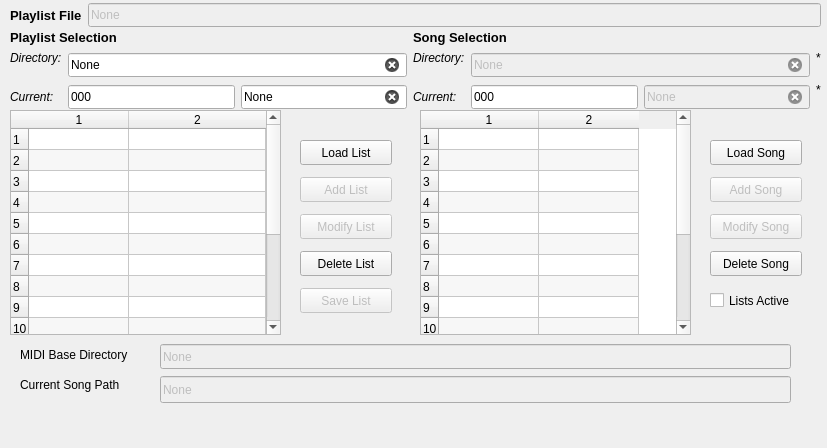
This is seq_qt5/forms/qplaylistframe.ui in ahlstromcj/seq66 as Qt 5 draws it before an edit. The edited form follows.
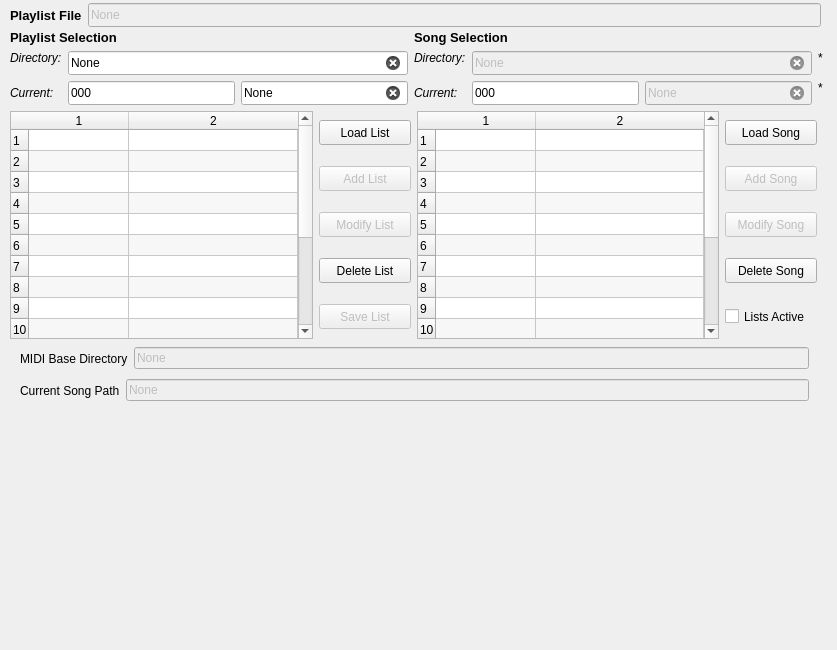
This is the edited form.

Commit message: Partial fixes for issue #82 horizontal scaling.

```diff
--- a/seq_qt5/forms/qplaylistframe.ui
+++ b/seq_qt5/forms/qplaylistframe.ui
@@ -6,120 +6,13 @@
    <rect>
     <x>0</x>
     <y>0</y>
-    <width>827</width>
-    <height>448</height>
+    <width>837</width>
+    <height>650</height>
    </rect>
   </property>
   <property name="windowTitle">
    <string>Frame</string>
   </property>
-  <widget class="QTableWidget" name="tablePlaylistSections">
-   <property name="geometry">
-    <rect>
-     <x>10</x>
-     <y>110</y>
-     <width>271</width>
-     <height>225</height>
-    </rect>
-   </property>
-   <property name="toolTip">
-    <string>Shows existing play-lists read from the play-list file.</string>
-   </property>
-   <property name="statusTip">
-    <string/>
-   </property>
-   <property name="sizeAdjustPolicy">
-    <enum>QAbstractScrollArea::AdjustToContentsOnFirstShow</enum>
-   </property>
-   <property name="alternatingRowColors">
-    <bool>true</bool>
-   </property>
-   <property name="rowCount">
-    <number>16</number>
-   </property>
-   <property name="columnCount">
-    <number>2</number>
-   </property>
-   <attribute name="horizontalHeaderStretchLastSection">
-    <bool>true</bool>
-   </attribute>
-   <attribute name="verticalHeaderDefaultSectionSize">
-    <number>21</number>
-   </attribute>
-   <attribute name="verticalHeaderMinimumSectionSize">
-    <number>18</number>
-   </attribute>
-   <row/>
-   <row/>
-   <row/>
-   <row/>
-   <row/>
-   <row/>
-   <row/>
-   <row/>
-   <row/>
-   <row/>
-   <row/>
-   <row/>
-   <row/>
-   <row/>
-   <row/>
-   <row/>
-   <column/>
-   <column/>
-  </widget>
-  <widget class="QTableWidget" name="tablePlaylistSongs">
-   <property name="geometry">
-    <rect>
-     <x>420</x>
-     <y>110</y>
-     <width>271</width>
-     <height>225</height>
-    </rect>
-   </property>
-   <property name="toolTip">
-    <string>Shows MIDI tunes in the currently-selected play-list.</string>
-   </property>
-   <property name="sizeAdjustPolicy">
-    <enum>QAbstractScrollArea::AdjustToContentsOnFirstShow</enum>
-   </property>
-   <property name="alternatingRowColors">
-    <bool>true</bool>
-   </property>
-   <property name="rowCount">
-    <number>16</number>
-   </property>
-   <property name="columnCount">
-    <number>2</number>
-   </property>
-   <attribute name="verticalHeaderDefaultSectionSize">
-    <number>21</number>
-   </attribute>
-   <attribute name="verticalHeaderMinimumSectionSize">
-    <number>18</number>
-   </attribute>
-   <attribute name="verticalHeaderStretchLastSection">
-    <bool>true</bool>
-   </attribute>
-   <row/>
-   <row/>
-   <row/>
-   <row/>
-   <row/>
-   <row/>
-   <row/>
-   <row/>
-   <row/>
-   <row/>
-   <row/>
-   <row/>
-   <row/>
-   <row/>
-   <row/>
-   <row/>
-   <column/>
-   <column/>
-  </widget>
   <widget class="QWidget" name="layoutWidget">
    <property name="geometry">
     <rect>
@@ -175,321 +68,28 @@
     </item>
    </layout>
   </widget>
-  <widget class="QWidget" name="layoutWidget_1">
+  <widget class="QWidget" name="">
    <property name="geometry">
     <rect>
-     <x>300</x>
-     <y>140</y>
-     <width>101</width>
-     <height>175</height>
+     <x>20</x>
+     <y>344</y>
+     <width>789</width>
+     <height>29</height>
     </rect>
    </property>
-   <layout class="QVBoxLayout" name="verticalLayout">
-    <property name="spacing">
-     <number>12</number>
-    </property>
+   <layout class="QHBoxLayout" name="horizontalLayout_2">
     <item>
-     <widget class="QPushButton" name="buttonPlaylistLoad">
-      <property name="enabled">
-       <bool>true</bool>
-      </property>
-      <property name="sizePolicy">
-       <sizepolicy hsizetype="Expanding" vsizetype="Fixed">
-        <horstretch>0</horstretch>
-        <verstretch>0</verstretch>
-       </sizepolicy>
-      </property>
-      <property name="minimumSize">
-       <size>
-        <width>92</width>
-        <height>25</height>
-       </size>
-      </property>
-      <property name="maximumSize">
-       <size>
-        <width>92</width>
-        <height>25</height>
-       </size>
-      </property>
-      <property name="toolTip">
-       <string>Opens a dialog to select and open a play-list file.</string>
-      </property>
-      <property name="text">
-       <string>Load List</string>
-      </property>
-     </widget>
-    </item>
-    <item>
-     <widget class="QPushButton" name="buttonPlaylistAdd">
-      <property name="enabled">
-       <bool>false</bool>
-      </property>
-      <property name="minimumSize">
-       <size>
-        <width>92</width>
-        <height>25</height>
-       </size>
-      </property>
-      <property name="maximumSize">
-       <size>
-        <width>92</width>
-        <height>25</height>
-       </size>
-      </property>
-      <property name="toolTip">
-       <string>Adds the play-list defined by the 3 text entries above to the
-current play-list set.</string>
-      </property>
-      <property name="text">
-       <string>Add List</string>
-      </property>
-     </widget>
-    </item>
-    <item>
-     <widget class="QPushButton" name="buttonPlaylistModify">
-      <property name="enabled">
-       <bool>false</bool>
-      </property>
-      <property name="minimumSize">
-       <size>
-        <width>92</width>
-        <height>25</height>
-       </size>
-      </property>
-      <property name="maximumSize">
-       <size>
-        <width>92</width>
-        <height>25</height>
-       </size>
-      </property>
-      <property name="toolTip">
-       <string>Update the current list with the 3 editable fields above.</string>
-      </property>
-      <property name="text">
-       <string>Modify List</string>
-      </property>
-     </widget>
-    </item>
-    <item>
-     <widget class="QPushButton" name="buttonPlaylistRemove">
-      <property name="minimumSize">
-       <size>
-        <width>92</width>
-        <height>25</height>
-       </size>
-      </property>
-      <property name="maximumSize">
-       <size>
-        <width>92</width>
-        <height>25</height>
-       </size>
-      </property>
-      <property name="toolTip">
-       <string>To do: Removes the selected playlist from this play-list set.</string>
-      </property>
-      <property name="text">
-       <string>Delete List</string>
-      </property>
-     </widget>
-    </item>
-    <item>
-     <widget class="QPushButton" name="buttonPlaylistSave">
-      <property name="enabled">
-       <bool>false</bool>
-      </property>
-      <property name="minimumSize">
-       <size>
-        <width>92</width>
-        <height>25</height>
-       </size>
-      </property>
-      <property name="maximumSize">
-       <size>
-        <width>92</width>
-        <height>25</height>
-       </size>
-      </property>
-      <property name="toolTip">
-       <string>Saves the current state of the play-lists file, including song
-information.</string>
-      </property>
-      <property name="text">
-       <string>Save List</string>
-      </property>
-     </widget>
-    </item>
-   </layout>
-  </widget>
-  <widget class="QWidget" name="layoutWidget_2">
-   <property name="geometry">
-    <rect>
-     <x>710</x>
-     <y>140</y>
-     <width>111</width>
-     <height>175</height>
-    </rect>
-   </property>
-   <layout class="QVBoxLayout" name="verticalLayout_2">
-    <property name="spacing">
-     <number>12</number>
-    </property>
-    <item>
-     <widget class="QPushButton" name="buttonSongLoad">
-      <property name="enabled">
-       <bool>true</bool>
-      </property>
-      <property name="minimumSize">
-       <size>
-        <width>92</width>
-        <height>25</height>
-       </size>
-      </property>
-      <property name="maximumSize">
-       <size>
-        <width>92</width>
-        <height>25</height>
-       </size>
-      </property>
-      <property name="toolTip">
-       <string>Opens a file dialog to select a MIDI song to add to the current
-play-list; the Directory and Current values above are updated
-automatically.  In Non Session Manager mode, the file is
-imported.</string>
-      </property>
-      <property name="text">
-       <string>Load Song</string>
-      </property>
-     </widget>
-    </item>
-    <item>
-     <widget class="QPushButton" name="buttonSongAdd">
-      <property name="enabled">
-       <bool>false</bool>
-      </property>
-      <property name="minimumSize">
-       <size>
-        <width>92</width>
-        <height>25</height>
-       </size>
-      </property>
-      <property name="maximumSize">
-       <size>
-        <width>92</width>
-        <height>25</height>
-       </size>
-      </property>
-      <property name="toolTip">
-       <string>Adds the song information specified above to the current
-play-list section; it is easier to use Load Song.</string>
-      </property>
-      <property name="text">
-       <string>Add Song</string>
-      </property>
-     </widget>
-    </item>
-    <item>
-     <widget class="QPushButton" name="buttonSongModify">
-      <property name="enabled">
-       <bool>false</bool>
-      </property>
-      <property name="minimumSize">
-       <size>
-        <width>92</width>
-        <height>25</height>
-       </size>
-      </property>
-      <property name="maximumSize">
-       <size>
-        <width>92</width>
-        <height>25</height>
-       </size>
-      </property>
-      <property name="toolTip">
-       <string>Modifies the information about the currently-selected song
-in the 3 entry fields above.</string>
-      </property>
-      <property name="text">
-       <string>Modify Song</string>
-      </property>
-     </widget>
-    </item>
-    <item>
-     <widget class="QPushButton" name="buttonSongRemove">
-      <property name="enabled">
-       <bool>true</bool>
-      </property>
-      <property name="minimumSize">
-       <size>
-        <width>92</width>
-        <height>25</height>
-       </size>
-      </property>
-      <property name="maximumSize">
-       <size>
-        <width>92</width>
-        <height>25</height>
-       </size>
-      </property>
-      <property name="toolTip">
-       <string>Removes the current song from the current play-list;
-the song is not deleted from the hard drive.</string>
-      </property>
-      <property name="text">
-       <string>Delete Song</string>
-      </property>
-     </widget>
-    </item>
-    <item>
-     <widget class="QCheckBox" name="checkBoxPlaylistActive">
-      <property name="minimumSize">
-       <size>
-        <width>98</width>
-        <height>25</height>
-       </size>
-      </property>
-      <property name="maximumSize">
-       <size>
-        <width>98</width>
-        <height>25</height>
-       </size>
-      </property>
-      <property name="toolTip">
-       <string>If checked, the loaded play-list file is active.  The lists and 
-songs will be loaded when the arrow keys are pressed or 
-the configured MIDI control comes in.</string>
-      </property>
-      <property name="text">
-       <string>Lists Active</string>
-      </property>
-     </widget>
-    </item>
-   </layout>
-  </widget>
   <widget class="QLabel" name="midiBaseDirLabel">
-   <property name="geometry">
-    <rect>
-     <x>20</x>
-     <y>344</y>
-     <width>131</width>
-     <height>21</height>
-    </rect>
-   </property>
    <property name="text">
     <string>MIDI Base Directory</string>
    </property>
   </widget>
+    </item>
+    <item>
   <widget class="QLineEdit" name="midiBaseDirText">
    <property name="enabled">
     <bool>false</bool>
    </property>
-   <property name="geometry">
-    <rect>
-     <x>160</x>
-     <y>344</y>
-     <width>631</width>
-     <height>25</height>
-    </rect>
-   </property>
    <property name="toolTip">
     <string>Base directory holding all files in all playlists.
 Read-only.</string>
@@ -501,31 +101,31 @@
     <bool>true</bool>
    </property>
   </widget>
+    </item>
+   </layout>
+  </widget>
+  <widget class="QWidget" name="">
+   <property name="geometry">
+    <rect>
+     <x>20</x>
+     <y>376</y>
+     <width>789</width>
+     <height>29</height>
+    </rect>
+   </property>
+   <layout class="QHBoxLayout" name="horizontalLayout_3" stretch="0,0">
+    <item>
   <widget class="QLabel" name="label">
-   <property name="geometry">
-    <rect>
-     <x>20</x>
-     <y>376</y>
-     <width>131</width>
-     <height>17</height>
-    </rect>
-   </property>
    <property name="text">
     <string>Current Song Path</string>
    </property>
   </widget>
+    </item>
+    <item>
   <widget class="QLineEdit" name="currentSongPath">
    <property name="enabled">
     <bool>false</bool>
    </property>
-   <property name="geometry">
-    <rect>
-     <x>160</x>
-     <y>376</y>
-     <width>631</width>
-     <height>27</height>
-    </rect>
-   </property>
    <property name="toolTip">
     <string>Full path to the currently-selected song.
 Read-only.</string>
@@ -537,15 +137,20 @@
     <bool>true</bool>
    </property>
   </widget>
+    </item>
+   </layout>
+  </widget>
   <widget class="QWidget" name="">
    <property name="geometry">
     <rect>
      <x>10</x>
      <y>30</y>
-     <width>811</width>
-     <height>79</height>
+     <width>813</width>
+     <height>309</height>
     </rect>
    </property>
+   <layout class="QVBoxLayout" name="verticalLayout_3">
+    <item>
    <layout class="QGridLayout" name="gridLayout">
     <item row="0" column="0" colspan="3">
      <widget class="QLabel" name="labelListSection">
@@ -809,6 +414,387 @@
        <bool>true</bool>
       </property>
      </widget>
+      </item>
+     </layout>
+    </item>
+    <item>
+     <layout class="QHBoxLayout" name="horizontalLayout">
+      <item>
+       <widget class="QTableWidget" name="tablePlaylistSections">
+        <property name="toolTip">
+         <string>Shows existing play-lists read from the play-list file.</string>
+        </property>
+        <property name="statusTip">
+         <string/>
+        </property>
+        <property name="sizeAdjustPolicy">
+         <enum>QAbstractScrollArea::AdjustToContentsOnFirstShow</enum>
+        </property>
+        <property name="alternatingRowColors">
+         <bool>true</bool>
+        </property>
+        <property name="rowCount">
+         <number>16</number>
+        </property>
+        <property name="columnCount">
+         <number>2</number>
+        </property>
+        <attribute name="horizontalHeaderStretchLastSection">
+         <bool>true</bool>
+        </attribute>
+        <attribute name="verticalHeaderMinimumSectionSize">
+         <number>18</number>
+        </attribute>
+        <attribute name="verticalHeaderDefaultSectionSize">
+         <number>21</number>
+        </attribute>
+        <attribute name="verticalHeaderStretchLastSection">
+         <bool>true</bool>
+        </attribute>
+        <row/>
+        <row/>
+        <row/>
+        <row/>
+        <row/>
+        <row/>
+        <row/>
+        <row/>
+        <row/>
+        <row/>
+        <row/>
+        <row/>
+        <row/>
+        <row/>
+        <row/>
+        <row/>
+        <column/>
+        <column/>
+       </widget>
+      </item>
+      <item>
+       <layout class="QVBoxLayout" name="verticalLayout">
+        <property name="spacing">
+         <number>12</number>
+        </property>
+        <item>
+         <widget class="QPushButton" name="buttonPlaylistLoad">
+          <property name="enabled">
+           <bool>true</bool>
+          </property>
+          <property name="sizePolicy">
+           <sizepolicy hsizetype="Expanding" vsizetype="Fixed">
+            <horstretch>0</horstretch>
+            <verstretch>0</verstretch>
+           </sizepolicy>
+          </property>
+          <property name="minimumSize">
+           <size>
+            <width>92</width>
+            <height>25</height>
+           </size>
+          </property>
+          <property name="maximumSize">
+           <size>
+            <width>92</width>
+            <height>25</height>
+           </size>
+          </property>
+          <property name="toolTip">
+           <string>Opens a dialog to select and open a play-list file.</string>
+          </property>
+          <property name="text">
+           <string>Load List</string>
+          </property>
+         </widget>
+        </item>
+        <item>
+         <widget class="QPushButton" name="buttonPlaylistAdd">
+          <property name="enabled">
+           <bool>false</bool>
+          </property>
+          <property name="minimumSize">
+           <size>
+            <width>92</width>
+            <height>25</height>
+           </size>
+          </property>
+          <property name="maximumSize">
+           <size>
+            <width>92</width>
+            <height>25</height>
+           </size>
+          </property>
+          <property name="toolTip">
+           <string>Adds the play-list defined by the 3 text entries above to the
+current play-list set.</string>
+          </property>
+          <property name="text">
+           <string>Add List</string>
+          </property>
+         </widget>
+        </item>
+        <item>
+         <widget class="QPushButton" name="buttonPlaylistModify">
+          <property name="enabled">
+           <bool>false</bool>
+          </property>
+          <property name="minimumSize">
+           <size>
+            <width>92</width>
+            <height>25</height>
+           </size>
+          </property>
+          <property name="maximumSize">
+           <size>
+            <width>92</width>
+            <height>25</height>
+           </size>
+          </property>
+          <property name="toolTip">
+           <string>Update the current list with the 3 editable fields above.</string>
+          </property>
+          <property name="text">
+           <string>Modify List</string>
+          </property>
+         </widget>
+        </item>
+        <item>
+         <widget class="QPushButton" name="buttonPlaylistRemove">
+          <property name="minimumSize">
+           <size>
+            <width>92</width>
+            <height>25</height>
+           </size>
+          </property>
+          <property name="maximumSize">
+           <size>
+            <width>92</width>
+            <height>25</height>
+           </size>
+          </property>
+          <property name="toolTip">
+           <string>To do: Removes the selected playlist from this play-list set.</string>
+          </property>
+          <property name="text">
+           <string>Delete List</string>
+          </property>
+         </widget>
+        </item>
+        <item>
+         <widget class="QPushButton" name="buttonPlaylistSave">
+          <property name="enabled">
+           <bool>false</bool>
+          </property>
+          <property name="minimumSize">
+           <size>
+            <width>92</width>
+            <height>25</height>
+           </size>
+          </property>
+          <property name="maximumSize">
+           <size>
+            <width>92</width>
+            <height>25</height>
+           </size>
+          </property>
+          <property name="toolTip">
+           <string>Saves the current state of the play-lists file, including song
+information.</string>
+          </property>
+          <property name="text">
+           <string>Save List</string>
+          </property>
+         </widget>
+        </item>
+       </layout>
+      </item>
+      <item>
+       <widget class="QTableWidget" name="tablePlaylistSongs">
+        <property name="toolTip">
+         <string>Shows MIDI tunes in the currently-selected play-list.</string>
+        </property>
+        <property name="sizeAdjustPolicy">
+         <enum>QAbstractScrollArea::AdjustToContentsOnFirstShow</enum>
+        </property>
+        <property name="alternatingRowColors">
+         <bool>true</bool>
+        </property>
+        <property name="rowCount">
+         <number>16</number>
+        </property>
+        <property name="columnCount">
+         <number>2</number>
+        </property>
+        <attribute name="horizontalHeaderStretchLastSection">
+         <bool>true</bool>
+        </attribute>
+        <attribute name="verticalHeaderMinimumSectionSize">
+         <number>18</number>
+        </attribute>
+        <attribute name="verticalHeaderDefaultSectionSize">
+         <number>21</number>
+        </attribute>
+        <attribute name="verticalHeaderStretchLastSection">
+         <bool>true</bool>
+        </attribute>
+        <row/>
+        <row/>
+        <row/>
+        <row/>
+        <row/>
+        <row/>
+        <row/>
+        <row/>
+        <row/>
+        <row/>
+        <row/>
+        <row/>
+        <row/>
+        <row/>
+        <row/>
+        <row/>
+        <column/>
+        <column/>
+       </widget>
+      </item>
+      <item>
+       <layout class="QVBoxLayout" name="verticalLayout_2">
+        <property name="spacing">
+         <number>12</number>
+        </property>
+        <item>
+         <widget class="QPushButton" name="buttonSongLoad">
+          <property name="enabled">
+           <bool>true</bool>
+          </property>
+          <property name="minimumSize">
+           <size>
+            <width>92</width>
+            <height>25</height>
+           </size>
+          </property>
+          <property name="maximumSize">
+           <size>
+            <width>92</width>
+            <height>25</height>
+           </size>
+          </property>
+          <property name="toolTip">
+           <string>Opens a file dialog to select a MIDI song to add to the current
+play-list; the Directory and Current values above are updated
+automatically.  In Non Session Manager mode, the file is
+imported.</string>
+          </property>
+          <property name="text">
+           <string>Load Song</string>
+          </property>
+         </widget>
+        </item>
+        <item>
+         <widget class="QPushButton" name="buttonSongAdd">
+          <property name="enabled">
+           <bool>false</bool>
+          </property>
+          <property name="minimumSize">
+           <size>
+            <width>92</width>
+            <height>25</height>
+           </size>
+          </property>
+          <property name="maximumSize">
+           <size>
+            <width>92</width>
+            <height>25</height>
+           </size>
+          </property>
+          <property name="toolTip">
+           <string>Adds the song information specified above to the current
+play-list section; it is easier to use Load Song.</string>
+          </property>
+          <property name="text">
+           <string>Add Song</string>
+          </property>
+         </widget>
+        </item>
+        <item>
+         <widget class="QPushButton" name="buttonSongModify">
+          <property name="enabled">
+           <bool>false</bool>
+          </property>
+          <property name="minimumSize">
+           <size>
+            <width>92</width>
+            <height>25</height>
+           </size>
+          </property>
+          <property name="maximumSize">
+           <size>
+            <width>92</width>
+            <height>25</height>
+           </size>
+          </property>
+          <property name="toolTip">
+           <string>Modifies the information about the currently-selected song
+in the 3 entry fields above.</string>
+          </property>
+          <property name="text">
+           <string>Modify Song</string>
+          </property>
+         </widget>
+        </item>
+        <item>
+         <widget class="QPushButton" name="buttonSongRemove">
+          <property name="enabled">
+           <bool>true</bool>
+          </property>
+          <property name="minimumSize">
+           <size>
+            <width>92</width>
+            <height>25</height>
+           </size>
+          </property>
+          <property name="maximumSize">
+           <size>
+            <width>92</width>
+            <height>25</height>
+           </size>
+          </property>
+          <property name="toolTip">
+           <string>Removes the current song from the current play-list;
+the song is not deleted from the hard drive.</string>
+          </property>
+          <property name="text">
+           <string>Delete Song</string>
+          </property>
+         </widget>
+        </item>
+        <item>
+         <widget class="QCheckBox" name="checkBoxPlaylistActive">
+          <property name="minimumSize">
+           <size>
+            <width>98</width>
+            <height>25</height>
+           </size>
+          </property>
+          <property name="maximumSize">
+           <size>
+            <width>98</width>
+            <height>25</height>
+           </size>
+          </property>
+          <property name="toolTip">
+           <string>If checked, the loaded play-list file is active.  The lists and 
+songs will be loaded when the arrow keys are pressed or 
+the configured MIDI control comes in.</string>
+          </property>
+          <property name="text">
+           <string>Lists Active</string>
+          </property>
+         </widget>
+        </item>
+       </layout>
+      </item>
+     </layout>
     </item>
    </layout>
   </widget>
```
Lines whose indentation alone changed are shown as unchanged. The commit also changes 8 other files.
